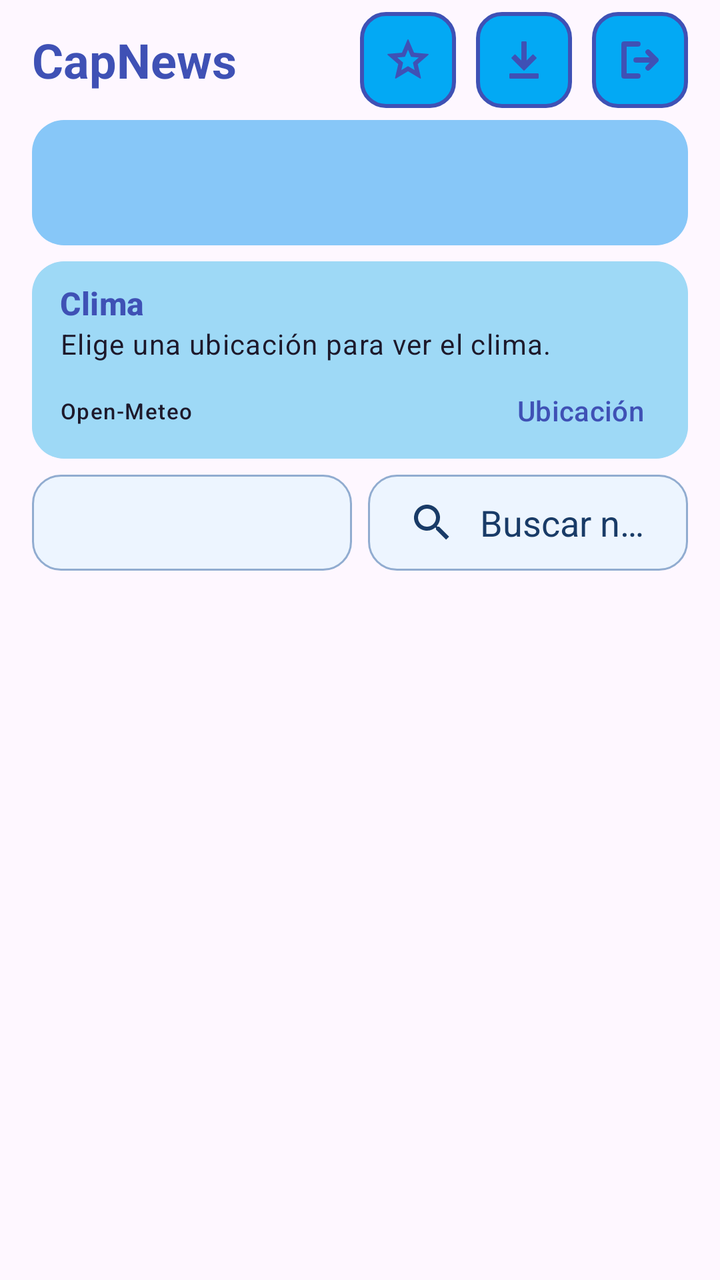
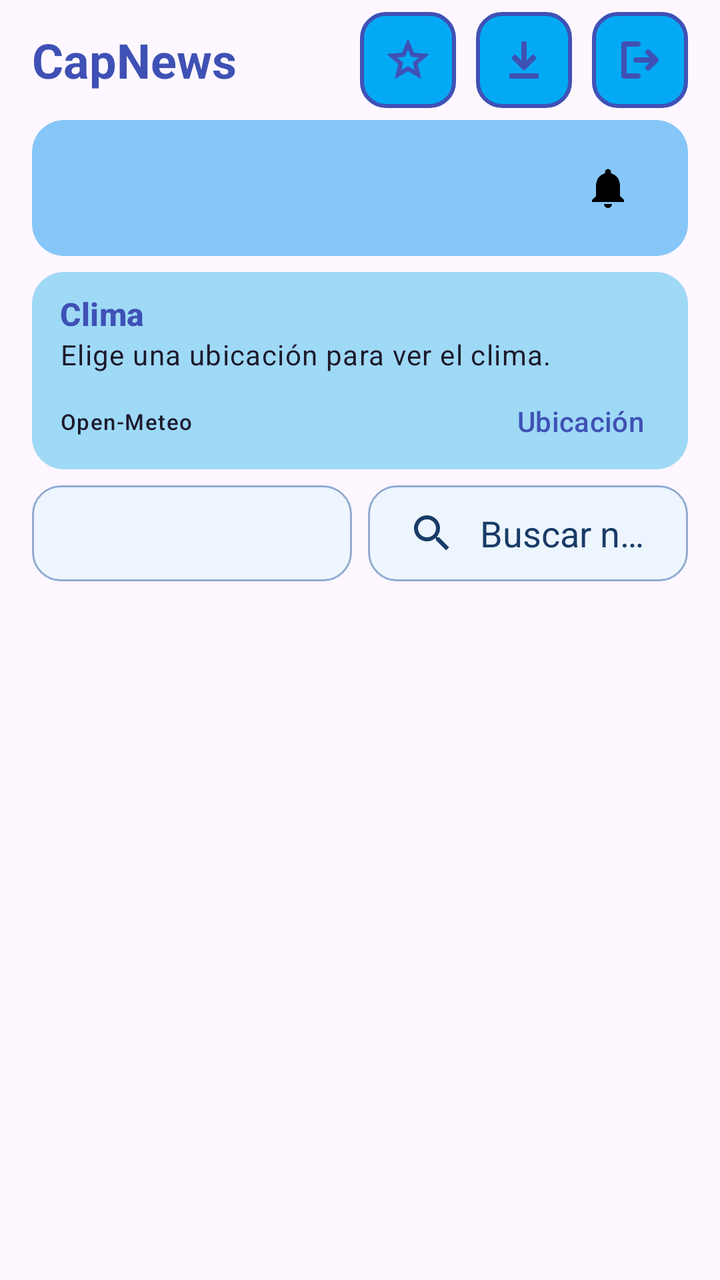

An Android layout rendered at two revisions. The XML below is the earlier revision; the diff shows what the commit changed to produce the second picture.
<!-- AndroidManifest.xml: application theme Theme.NewsApp -->
<!-- res/layout/activity_main.xml -->
<?xml version="1.0" encoding="utf-8"?>
<LinearLayout
    xmlns:android="http://schemas.android.com/apk/res/android"
    xmlns:app="http://schemas.android.com/apk/res-auto"
    android:layout_width="match_parent"
    android:layout_height="match_parent"
    android:background="?attr/colorSurface"
    android:focusableInTouchMode="true"
    android:orientation="vertical"
    android:paddingHorizontal="16dp">

    <LinearLayout
        android:layout_width="match_parent"
        android:layout_height="wrap_content"
        android:gravity="center_vertical"
        android:orientation="horizontal"
        android:paddingVertical="6dp">

        <TextView
            android:layout_width="0dp"
            android:layout_height="wrap_content"
            android:layout_weight="1"
            android:text="@string/home_title"
            android:textAppearance="?attr/textAppearanceHeadlineSmall"
            android:textColor="#3F51B5"
            android:textStyle="bold" />

        <ImageButton
            android:id="@+id/btnVerFavoritos"
            android:layout_width="48dp"
            android:layout_height="48dp"
            android:layout_marginRight="10dp"
            android:background="@drawable/bg_boton_inicio"
            android:contentDescription="@string/favorites_title"
            android:scaleType="center"
            app:srcCompat="@drawable/ic_home_favorite"
            app:tint="#3F51B5" />

        <ImageButton
            android:id="@+id/btnDownloads"
            android:layout_width="48dp"
            android:layout_height="48dp"
            android:layout_marginRight="10dp"
            android:background="@drawable/bg_boton_inicio"
            android:contentDescription="@string/downloads_title"
            android:scaleType="center"
            app:srcCompat="@drawable/ic_home_download"
            app:tint="#3F51B5" />

        <ImageButton
            android:id="@+id/btn_logout"
            android:layout_width="48dp"
            android:layout_height="48dp"
            android:background="@drawable/bg_boton_inicio"
            android:contentDescription="@string/home_logout"
            android:scaleType="center"
            app:srcCompat="@drawable/ic_home_logout"
            app:tint="#3F51B5" />

    </LinearLayout>

    <com.google.android.material.card.MaterialCardView
        android:layout_width="match_parent"
        android:layout_height="wrap_content"
        android:layout_marginBottom="8dp"
        app:cardBackgroundColor="?attr/colorSurfaceContainerLow"
        app:cardCornerRadius="16dp"
        app:cardElevation="0dp"
        app:strokeWidth="0dp">

        <LinearLayout
            android:layout_width="match_parent"
            android:layout_height="wrap_content"
            android:background="#87C7F8"
            android:orientation="vertical"
            android:paddingHorizontal="16dp"
            android:paddingVertical="10dp">

            <TextView
                android:id="@+id/tvUserName"
                android:layout_width="match_parent"
                android:layout_height="wrap_content"
                android:ellipsize="end"
                android:maxLines="2"
                android:textAppearance="?attr/textAppearanceTitleMedium"
                android:textColor="@color/black" />

            <TextView
                android:id="@+id/tvUserEmail"
                android:layout_width="match_parent"
                android:layout_height="wrap_content"
                android:layout_marginTop="2dp"
                android:ellipsize="end"
                android:maxLines="2"
                android:textAppearance="?attr/textAppearanceBodySmall"
                android:textColor="@color/black"
                android:textSize="14sp" />
        </LinearLayout>
    </com.google.android.material.card.MaterialCardView>

    <include
        android:id="@+id/homeWeather"
        layout="@layout/card_home_weather"
        android:layout_width="match_parent"
        android:layout_height="wrap_content"
        android:layout_marginBottom="8dp" />

    <LinearLayout
        android:layout_width="match_parent"
        android:layout_height="wrap_content"
        android:layout_marginBottom="8dp"
        android:gravity="center_vertical"
        android:orientation="horizontal">

        <androidx.appcompat.widget.AppCompatSpinner
            android:id="@+id/spinner_categories"
            android:layout_width="0dp"
            android:layout_height="wrap_content"
            android:layout_weight="1"
            android:background="@drawable/bg_news_filter"
            android:contentDescription="@string/home_news_category"
            android:dropDownWidth="wrap_content"
            android:minHeight="48dp"
            android:spinnerMode="dropdown" />

        <androidx.appcompat.widget.SearchView
            android:id="@+id/svBuscador"
            android:layout_width="0dp"
            android:layout_height="wrap_content"
            android:layout_marginStart="8dp"
            android:layout_weight="1"
            android:background="@drawable/bg_news_filter"
            android:minHeight="48dp"
            android:theme="@style/ThemeOverlay.NewsApp.NewsSearch"
            app:iconifiedByDefault="false"
            app:queryBackground="@null"
            app:queryHint="@string/home_news_search" />

    </LinearLayout>

    <TextView
        android:id="@+id/tvLocalNewsTitle"
        android:layout_width="match_parent"
        android:layout_height="wrap_content"
        android:accessibilityHeading="true"
        android:paddingVertical="4dp"
        android:textAppearance="?attr/textAppearanceTitleMedium"
        android:textColor="?attr/colorOnSurface"
        android:visibility="gone" />

    <ProgressBar
        android:id="@+id/newsProgress"
        style="?android:attr/progressBarStyleHorizontal"
        android:layout_width="match_parent"
        android:layout_height="wrap_content"
        android:contentDescription="@string/news_loading"
        android:indeterminate="true"
        android:visibility="gone" />

    <TextView
        android:id="@+id/tvNewsStatus"
        android:layout_width="match_parent"
        android:layout_height="wrap_content"
        android:accessibilityLiveRegion="polite"
        android:paddingVertical="8dp"
        android:textColor="?attr/colorOnSurfaceVariant"
        android:visibility="gone" />

    <com.google.android.material.button.MaterialButton
        android:id="@+id/btnLocalNewsAction"
        style="?attr/materialButtonOutlinedStyle"
        android:layout_width="wrap_content"
        android:layout_height="wrap_content"
        android:minHeight="48dp"
        android:visibility="gone" />

    <androidx.recyclerview.widget.RecyclerView
        android:id="@+id/rvNews"
        android:layout_width="match_parent"
        android:layout_height="0dp"
        android:layout_weight="1"
        android:scrollbars="vertical" />

</LinearLayout>
<!-- res/layout/card_home_weather.xml (included above) -->
<?xml version="1.0" encoding="utf-8"?>
<com.google.android.material.card.MaterialCardView
    xmlns:android="http://schemas.android.com/apk/res/android"
    xmlns:app="http://schemas.android.com/apk/res-auto"
    android:layout_width="match_parent"
    android:layout_height="wrap_content"
    app:cardBackgroundColor="?attr/colorSecondaryContainer"
    app:cardCornerRadius="16dp"
    app:cardElevation="0dp"
    app:strokeWidth="0dp">

    <LinearLayout
        android:layout_width="match_parent"
        android:layout_height="wrap_content"
        android:background="#9ED9F6"
        android:orientation="vertical"
        android:paddingStart="14dp"
        android:paddingTop="10dp"
        android:paddingEnd="10dp">

        <LinearLayout
            android:layout_width="match_parent"
            android:layout_height="wrap_content"
            android:gravity="center_vertical"
            android:orientation="horizontal">

            <LinearLayout
                android:layout_width="0dp"
                android:layout_height="wrap_content"
                android:layout_weight="1"
                android:orientation="vertical">

                <TextView
                    android:id="@+id/tvWeatherCity"
                    android:layout_width="match_parent"
                    android:layout_height="wrap_content"
                    android:text="@string/weather_title"
                    android:textAppearance="?attr/textAppearanceTitleMedium"
                    android:textColor="#3F51B5"
                    android:textStyle="bold" />

                <TextView
                    android:id="@+id/tvWeatherCondition"
                    android:layout_width="match_parent"
                    android:layout_height="wrap_content"
                    android:accessibilityLiveRegion="polite"
                    android:text="@string/weather_default"
                    android:textAppearance="?attr/textAppearanceBodySmall"
                    android:textColor="?attr/colorOnSecondaryContainer"
                    android:textSize="14sp" />

            </LinearLayout>

            <TextView
                android:id="@+id/tvWeatherTemperature"
                android:layout_width="wrap_content"
                android:layout_height="wrap_content"
                android:layout_marginStart="8dp"
                android:textAppearance="?attr/textAppearanceHeadlineMedium"
                android:textColor="?attr/colorOnSecondaryContainer"
                android:textStyle="bold"
                android:visibility="gone" />

        </LinearLayout>

        <LinearLayout
            android:layout_width="match_parent"
            android:layout_height="wrap_content"
            android:gravity="center_vertical"
            android:orientation="horizontal">

            <TextView
                android:id="@+id/tvWeatherSource"
                android:layout_width="0dp"
                android:layout_height="wrap_content"
                android:layout_weight="1"
                android:clickable="true"
                android:focusable="true"
                android:gravity="center_vertical"
                android:minHeight="48dp"
                android:text="@string/weather_source"
                android:textAppearance="?attr/textAppearanceLabelSmall"
                android:textColor="?attr/colorOnSecondaryContainer" />

            <com.google.android.material.button.MaterialButton
                android:id="@+id/btnWeatherLocation"
                style="@style/Widget.Material3.Button.TextButton"
                android:layout_width="wrap_content"
                android:layout_height="wrap_content"
                android:text="@string/weather_location"
                android:textColor="#3F51B5" />

        </LinearLayout>

    </LinearLayout>

</com.google.android.material.card.MaterialCardView>
<!-- resources referenced by this layout -->
<resources>
  <color name="black">#FF000000</color>
  <!-- drawable bg_boton_inicio (drawable) -->
  <?xml version="1.0" encoding="utf-8"?>
  <ripple xmlns:android="http://schemas.android.com/apk/res/android"
      android:color="?attr/colorControlHighlight">
      <item>
          <shape android:shape="rectangle">
              <solid android:color="#03A9F4" />
              <corners android:radius="12dp" />
              <stroke
                  android:width="2dp"
                  android:color="#3F51B5" />
          </shape>
      </item>
  </ripple>
  <string name="downloads_title">Descargas</string>
  <string name="favorites_title">Mis noticias favoritas</string>
  <string name="home_logout">Cerrar sesión</string>
  <string name="home_news_category">Categoría de noticias</string>
  <string name="home_news_search">Buscar noticias</string>
  <string name="home_title">CapNews</string>
  <string name="news_loading">Cargando noticias</string>
  <string name="weather_default">Elige una ubicación para ver el clima.</string>
  <string name="weather_location">Ubicación</string>
  <string name="weather_source">Open-Meteo</string>
  <string name="weather_title">Clima</string>
  <style name="ThemeOverlay.NewsApp.NewsSearch" parent="">
          <item name="android:textColorPrimary">@color/news_control_text</item>
          <item name="android:textColorHint">@color/news_control_text</item>
          <item name="colorControlNormal">@color/news_control_text</item>
      </style>
  <style name="Theme.NewsApp" parent="Base.Theme.NewsApp">
          <item name="materialAlertDialogTheme">@style/ThemeOverlay.NewsApp.Dialog</item>
          <item name="snackbarStyle">@style/Widget.NewsApp.Snackbar</item>
      </style>
  <color name="news_control_surface">#EDF5FF</color>
  <color name="news_control_outline">#91ACD0</color>
  <color name="news_control_text">#193B67</color>
  <style name="Base.Theme.NewsApp" parent="Theme.Material3.DayNight.NoActionBar">
          
          
      </style>
  <style name="ThemeOverlay.NewsApp.Dialog" parent="ThemeOverlay.Material3.MaterialAlertDialog">
          <item name="alertDialogStyle">@style/MaterialAlertDialog.NewsApp</item>
      </style>
  <style name="Widget.NewsApp.Snackbar" parent="Widget.Material3.Snackbar">
          <item name="shapeAppearance">@style/ShapeAppearance.NewsApp.Snackbar</item>
          <item name="android:layout_margin">16dp</item>
      </style>
  <style name="MaterialAlertDialog.NewsApp" parent="MaterialAlertDialog.Material3">
          <item name="backgroundTint">?attr/colorSurfaceContainerHigh</item>
          <item name="shapeAppearance">@style/ShapeAppearance.NewsApp.Dialog</item>
      </style>
  <style name="ShapeAppearance.NewsApp.Snackbar" parent="">
          <item name="cornerFamily">rounded</item>
          <item name="cornerSize">16dp</item>
      </style>
  <style name="ShapeAppearance.NewsApp.Dialog" parent="">
          <item name="cornerFamily">rounded</item>
          <item name="cornerSize">28dp</item>
      </style>
  <!-- unchanged entries left out for length: 4 -->
</resources>

<!-- the commit's change to res/layout/activity_main.xml (unified diff, before → after) -->
@@ -72,29 +72,48 @@
             android:layout_width="match_parent"
             android:layout_height="wrap_content"
             android:background="#87C7F8"
-            android:orientation="vertical"
+            android:gravity="center_vertical"
+            android:orientation="horizontal"
             android:paddingHorizontal="16dp"
             android:paddingVertical="10dp">
 
-            <TextView
-                android:id="@+id/tvUserName"
-                android:layout_width="match_parent"
-                android:layout_height="wrap_content"
-                android:ellipsize="end"
-                android:maxLines="2"
-                android:textAppearance="?attr/textAppearanceTitleMedium"
-                android:textColor="@color/black" />
-
-            <TextView
-                android:id="@+id/tvUserEmail"
-                android:layout_width="match_parent"
-                android:layout_height="wrap_content"
-                android:layout_marginTop="2dp"
-                android:ellipsize="end"
-                android:maxLines="2"
-                android:textAppearance="?attr/textAppearanceBodySmall"
-                android:textColor="@color/black"
-                android:textSize="14sp" />
+            <LinearLayout
+                android:layout_width="0dp"
+                android:layout_height="wrap_content"
+                android:layout_weight="1"
+                android:orientation="vertical">
+
+                <TextView
+                    android:id="@+id/tvUserName"
+                    android:layout_width="match_parent"
+                    android:layout_height="wrap_content"
+                    android:ellipsize="end"
+                    android:maxLines="2"
+                    android:textAppearance="?attr/textAppearanceTitleMedium"
+                    android:textColor="@color/black" />
+
+                <TextView
+                    android:id="@+id/tvUserEmail"
+                    android:layout_width="match_parent"
+                    android:layout_height="wrap_content"
+                    android:layout_marginTop="2dp"
+                    android:ellipsize="end"
+                    android:maxLines="2"
+                    android:textAppearance="?attr/textAppearanceBodySmall"
+                    android:textColor="@color/black"
+                    android:textSize="14sp" />
+            </LinearLayout>
+
+            <ImageButton
+                android:id="@+id/btnHeadlinesSettings"
+                android:layout_width="48dp"
+                android:layout_height="48dp"
+                android:layout_marginStart="8dp"
+                android:background="?attr/selectableItemBackgroundBorderless"
+                android:contentDescription="@string/headlines_settings"
+                android:scaleType="center"
+                app:srcCompat="@drawable/ic_headlines"
+                app:tint="@color/black" />
         </LinearLayout>
     </com.google.android.material.card.MaterialCardView>
 
<!-- resource entries referenced after the edit -->
@@ -15,9 +15,21 @@
           </shape>
       </item>
   </ripple>
+  <!-- drawable ic_headlines (drawable) -->
+  <?xml version="1.0" encoding="utf-8"?>
+  <vector xmlns:android="http://schemas.android.com/apk/res/android"
+      android:width="24dp"
+      android:height="24dp"
+      android:viewportWidth="24"
+      android:viewportHeight="24">
+      <path
+          android:fillColor="#FFFFFFFF"
+          android:pathData="M12,22c1.1,0 2,-0.9 2,-2h-4c0,1.1 0.9,2 2,2zM18,16v-5c0,-3.07 -1.63,-5.64 -4.5,-6.32V4a1.5,1.5 0,0 0,-3 0v0.68C7.64,5.36 6,7.92 6,11v5l-2,2v1h16v-1z" />
+  </vector>
   <string name="downloads_title">Descargas</string>
   <string name="favorites_title">Mis noticias favoritas</string>
-  <string name="home_logout">Cerrar sesión</string>
+  <string name="headlines_settings">Titulares diarios</string>
+  <string name="home_logout">Cambiar de cuenta</string>
   <string name="home_news_category">Categoría de noticias</string>
   <string name="home_news_search">Buscar noticias</string>
   <string name="home_title">CapNews</string>
